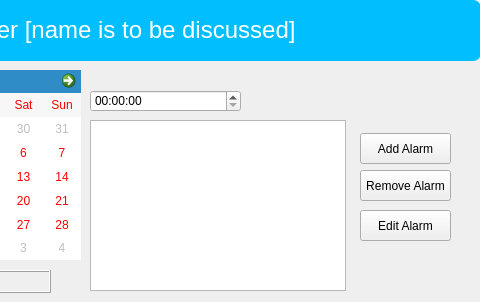
Above: main.ui from KennBe/S.E-project before the change; both pictures show x 250 to 730 and y 0 to 302 of the 730 by 302 pixel window. Below: the same form after it.
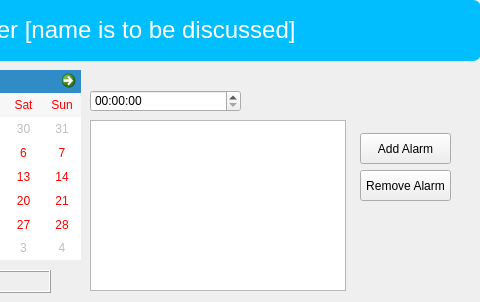
That is the form after the change. The open tabs and pages were chosen to show the change.

The edit to the form file:
```diff
--- a/main.ui
+++ b/main.ui
@@ -244,19 +244,6 @@
       </rect>
      </property>
     </widget>
-    <widget class="QPushButton" name="editAlarmBtn">
-     <property name="geometry">
-      <rect>
-       <x>280</x>
-       <y>150</y>
-       <width>91</width>
-       <height>31</height>
-      </rect>
-     </property>
-     <property name="text">
-      <string>Edit Alarm</string>
-     </property>
-    </widget>
    </widget>
    <widget class="QWidget" name="ReminderPage"/>
   </widget>
```
Left out of the diff: 2 changed lines with no effect on the pictures.
